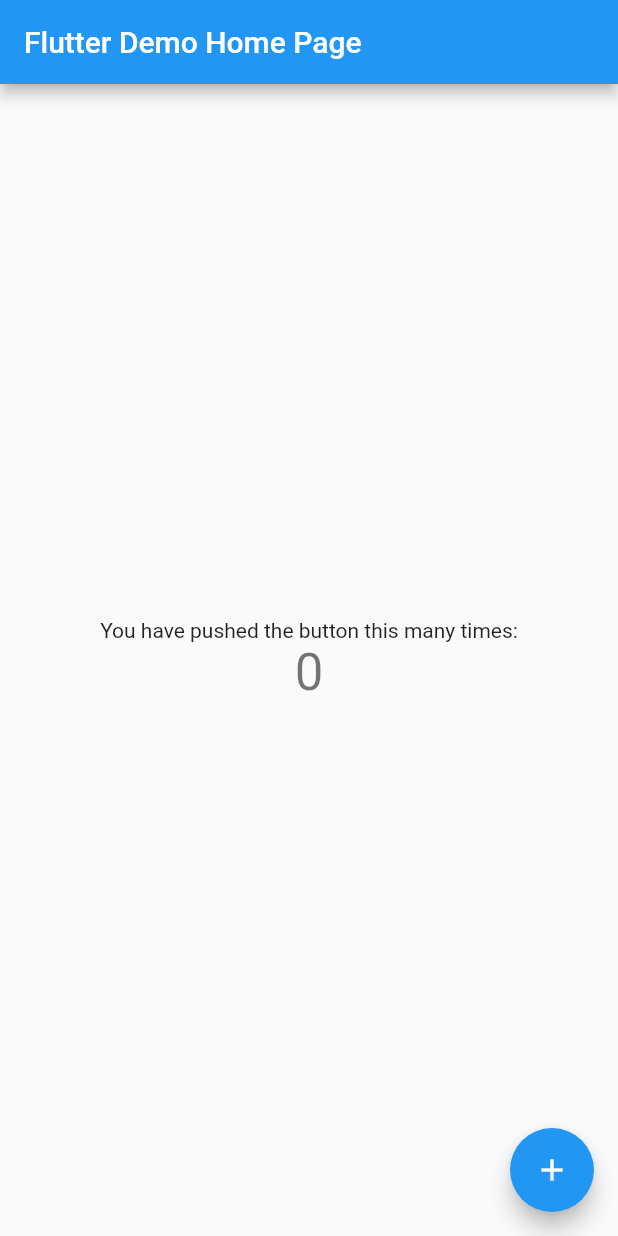
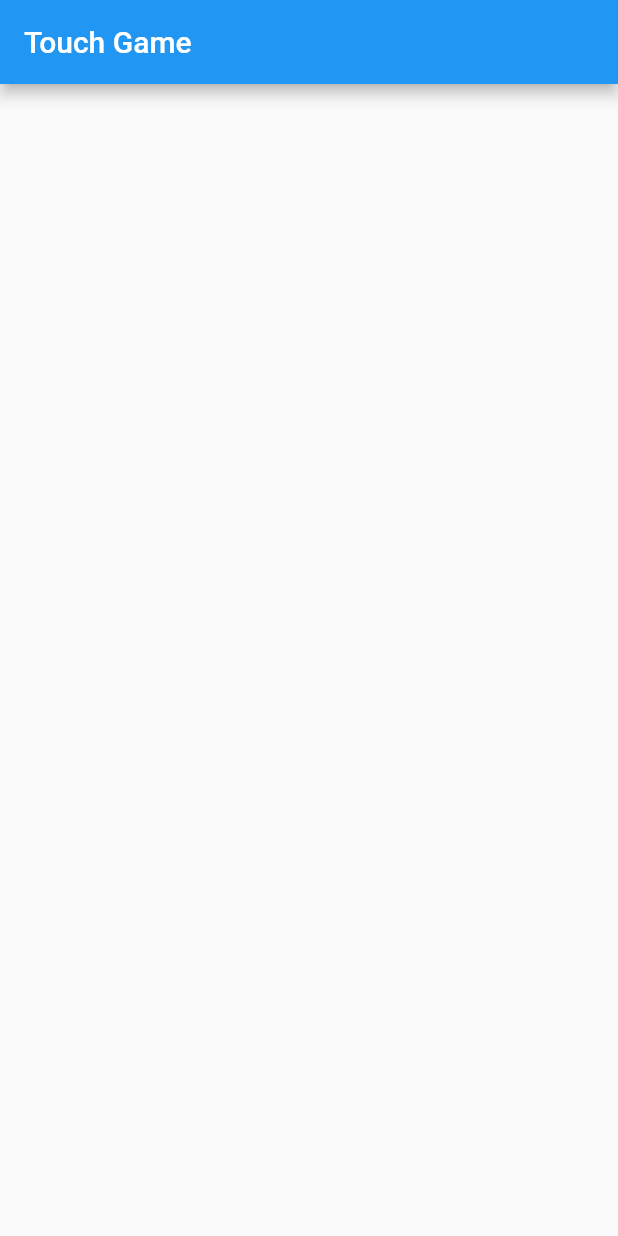
Before and after one commit to B-KJS26/Flutter_P, a Flutter app: the screen it shows after launch, on a phone screen of 412 x 824 dp. Run offline on Flutter 3.47's test engine with Material 2 defaults, Android fonts, the phone set to English and light mode, and no system bars; our stand-ins replace carousel_slider, flutter_native_splash, flutter_screenutil, flutter_spinkit, flutter_svg, salomon_bottom_bar; missing offline and left inert: kakao_flutter_sdk, kakao_flutter_sdk_common, kakao_flutter_sdk_user.

Commit message:
Chore :: TouchGame Mainpage Base

```diff
--- a/touchgame/lib/main.dart
+++ b/touchgame/lib/main.dart
@@ -1,36 +1,25 @@
 import 'package:flutter/material.dart';
 
 void main() {
-  runApp(const MyApp());
+  runApp(const Touchgame());
 }
 
-class MyApp extends StatelessWidget {
-  const MyApp({super.key});
-
-  // This widget is the root of your application.
+class Touchgame extends StatelessWidget {
+  const Touchgame({super.key});
   @override
   Widget build(BuildContext context) {
     return MaterialApp(
-      title: 'Flutter Demo',
+      title: 'Touch Game',
       theme: ThemeData(
-        // This is the theme of your application.
-        //
-        // Try running your application with "flutter run". You'll see the
-        // application has a blue toolbar. Then, without quitting the app, try
-        // changing the primarySwatch below to Colors.green and then invoke
-        // "hot reload" (press "r" in the console where you ran "flutter run",
-        // or simply save your changes to "hot reload" in a Flutter IDE).
-        // Notice that the counter didn't reset back to zero; the application
-        // is not restarted.
         primarySwatch: Colors.blue,
       ),
-      home: const MyHomePage(title: 'Flutter Demo Home Page'),
+      home: const Mainpages(title: 'Touch Game'),
     );
   }
 }
 
-class MyHomePage extends StatefulWidget {
-  const MyHomePage({super.key, required this.title});
+class Mainpages extends StatefulWidget {
+  const Mainpages({super.key, required this.title});
 
   // This widget is the home page of your application. It is stateful, meaning
   // that it has a State object (defined below) that contains fields that affect
@@ -44,72 +33,18 @@
   final String title;
 
   @override
-  State<MyHomePage> createState() => _MyHomePageState();
+  State<Mainpages> createState() => _MainpagesState();
 }
 
-class _MyHomePageState extends State<MyHomePage> {
-  int _counter = 0;
-
-  void _incrementCounter() {
-    setState(() {
-      // This call to setState tells the Flutter framework that something has
-      // changed in this State, which causes it to rerun the build method below
-      // so that the display can reflect the updated values. If we changed
-      // _counter without calling setState(), then the build method would not be
-      // called again, and so nothing would appear to happen.
-      _counter++;
-    });
-  }
-
+class _MainpagesState extends State<Mainpages> {
   @override
   Widget build(BuildContext context) {
-    // This method is rerun every time setState is called, for instance as done
-    // by the _incrementCounter method above.
-    //
-    // The Flutter framework has been optimized to make rerunning build methods
-    // fast, so that you can just rebuild anything that needs updating rather
-    // than having to individually change instances of widgets.
     return Scaffold(
       appBar: AppBar(
-        // Here we take the value from the MyHomePage object that was created by
-        // the App.build method, and use it to set our appbar title.
         title: Text(widget.title),
       ),
       body: Center(
-        // Center is a layout widget. It takes a single child and positions it
-        // in the middle of the parent.
-        child: Column(
-          // Column is also a layout widget. It takes a list of children and
-          // arranges them vertically. By default, it sizes itself to fit its
-          // children horizontally, and tries to be as tall as its parent.
-          //
-          // Invoke "debug painting" (press "p" in the console, choose the
-          // "Toggle Debug Paint" action from the Flutter Inspector in Android
-          // Studio, or the "Toggle Debug Paint" command in Visual Studio Code)
-          // to see the wireframe for each widget.
-          //
-          // Column has various properties to control how it sizes itself and
-          // how it positions its children. Here we use mainAxisAlignment to
-          // center the children vertically; the main axis here is the vertical
-          // axis because Columns are vertical (the cross axis would be
-          // horizontal).
-          mainAxisAlignment: MainAxisAlignment.center,
-          children: <Widget>[
-            const Text(
-              'You have pushed the button this many times:',
-            ),
-            Text(
-              '$_counter',
-              style: Theme.of(context).textTheme.headline4,
-            ),
-          ],
-        ),
       ),
-      floatingActionButton: FloatingActionButton(
-        onPressed: _incrementCounter,
-        tooltip: 'Increment',
-        child: const Icon(Icons.add),
-      ), // This trailing comma makes auto-formatting nicer for build methods.
     );
   }
 }
```
